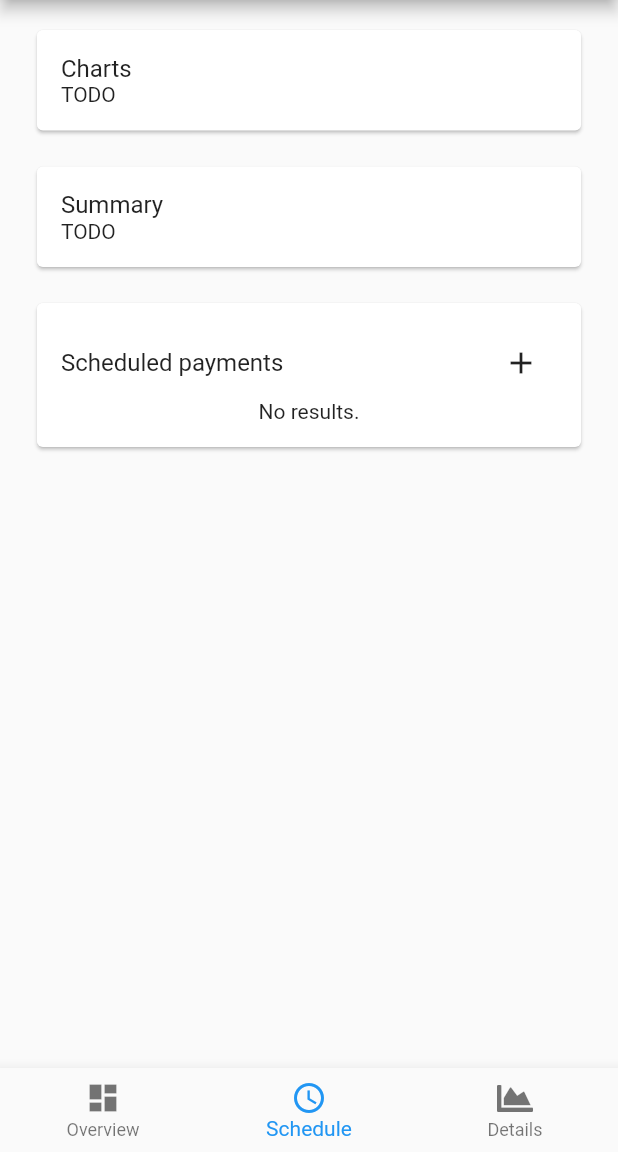
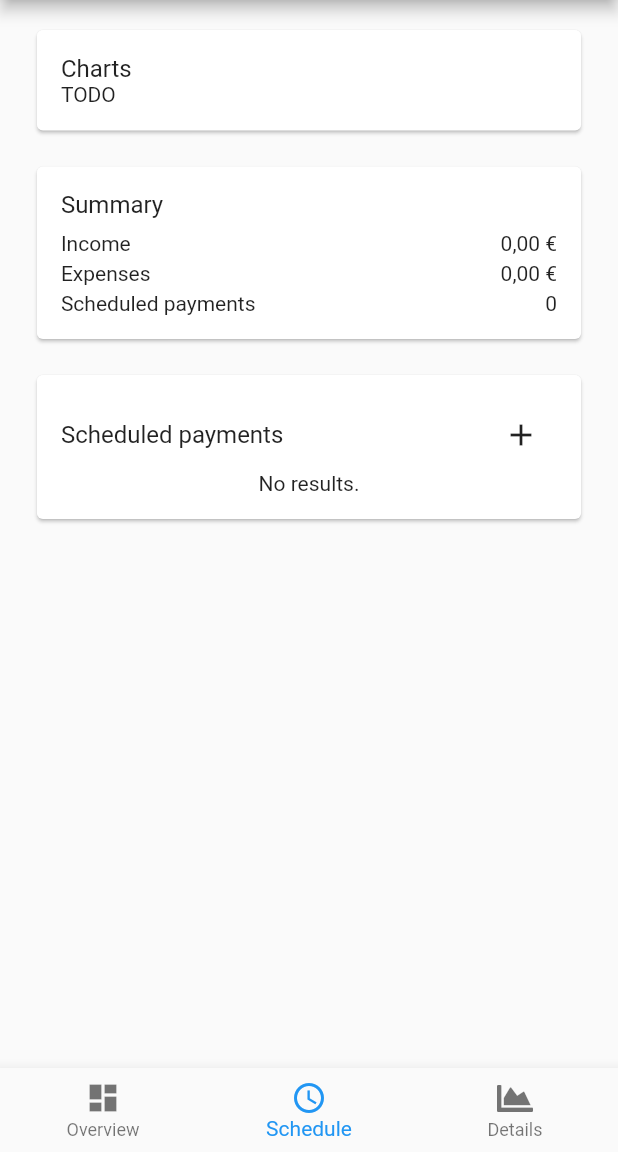
Before and after one commit to niels-hb/consilium, a Flutter app: the screen it shows once a user with an empty profile is signed in, item 2 of the bottom bar chosen, on a phone screen of 412 x 824 dp, the part 84-1236 px from its top. Run offline on Flutter 3.47's test engine with Material 2 defaults, Android fonts, the phone set to English and light mode, and no system bars; our stand-ins replace cloud_firestore, firebase_auth, firebase_core, flutter_typeahead, font_awesome_flutter, jiffy; missing offline and left inert: enum_to_string, firebase_auth_platform_interface; accounts and stored records are empty; generated files the repository leaves out were written again.

Commit message:
Added SummaryCard to ScheduleTab

```diff
--- a/lib/l10n/app_de.arb
+++ b/lib/l10n/app_de.arb
@@ -61,5 +61,7 @@
     "addSchedule": "Wiederkehrende Zahlung hinzufügen",
     "editSchedule": "Wiederkehrende Zahlung bearbeiten",
     "confirmDeleteSchedule": "Wiederkehrende Zahlung löschen?",
-    "numberNotGreaterThanZero": "Zahl muss größer als 0 sein."
+    "numberNotGreaterThanZero": "Zahl muss größer als 0 sein.",
+    "income": "Einkommen",
+    "expenses": "Ausgaben"
 }
--- a/lib/l10n/app_en.arb
+++ b/lib/l10n/app_en.arb
@@ -94,5 +94,7 @@
     "addSchedule": "Add scheduled payment",
     "editSchedule": "Edit scheduled payment",
     "confirmDeleteSchedule": "Delete scheduled payment?",
-    "numberNotGreaterThanZero": "Number has to be greater than 0."
+    "numberNotGreaterThanZero": "Number has to be greater than 0.",
+    "income": "Income",
+    "expenses": "Expenses"
 }
--- a/lib/pages/home/tabs/schedule.dart
+++ b/lib/pages/home/tabs/schedule.dart
@@ -3,11 +3,53 @@ import 'package:firebase_auth/firebase_auth.dart';
 import 'package:flutter/material.dart';
 import 'package:flutter_gen/gen_l10n/app_localizations.dart';
 
+import '../../../models/category.dart';
 import '../../../models/schedule_model.dart';
+import '../../../models/schedule_type.dart';
 import '../../../services/firebase_service.dart';
 import '../../../util/custom_theme.dart';
 import '../../../widgets/add_schedule_dialog.dart';
 import '../../../widgets/schedule_list_tile.dart';
+
+Map<Category, double> getAmountPerCategory(
+  List<QueryDocumentSnapshot<ScheduleModel>> data,
+) {
+  final Map<Category, double> categories = <Category, double>{};
+
+  data
+      .where(
+        (QueryDocumentSnapshot<ScheduleModel> snapshot) =>
+            snapshot.data().type == ScheduleType.outgoing,
+      )
+      .map((QueryDocumentSnapshot<ScheduleModel> snaphot) => snaphot.data())
+      .forEach((ScheduleModel schedule) {
+    categories.update(
+      schedule.category,
+      (double value) => value += schedule.monthlyAmount,
+      ifAbsent: () => schedule.monthlyAmount,
+    );
+  });
+
+  return categories;
+}
+
+Map<ScheduleType, double> getAmountPerType(
+  List<QueryDocumentSnapshot<ScheduleModel>> data,
+) {
+  final Map<ScheduleType, double> types = <ScheduleType, double>{};
+
+  data
+      .map((QueryDocumentSnapshot<ScheduleModel> snaphot) => snaphot.data())
+      .forEach((ScheduleModel schedule) {
+    types.update(
+      schedule.type,
+      (double value) => value += schedule.monthlyAmount,
+      ifAbsent: () => schedule.monthlyAmount,
+    );
+  });
+
+  return types;
+}
 
 class ScheduleTab extends StatelessWidget {
   ScheduleTab({Key? key}) : super(key: key);
@@ -119,7 +161,8 @@ class _SummaryCard extends StatelessWidget {
               crossAxisAlignment: CrossAxisAlignment.start,
               children: <Widget>[
                 _buildHeader(context),
-                _buildSummary(),
+                const SizedBox(height: 8.0),
+                _buildSummary(context),
               ],
             ),
           ),
@@ -135,8 +178,46 @@ class _SummaryCard extends StatelessWidget {
     );
   }
 
-  Widget _buildSummary() {
-    return const Text('TODO');
+  Widget _buildSummary(BuildContext context) {
+    final Map<ScheduleType, double> types = getAmountPerType(data);
+
+    return Row(
+      mainAxisAlignment: MainAxisAlignment.spaceBetween,
+      children: <Widget>[
+        Column(
+          crossAxisAlignment: CrossAxisAlignment.start,
+          children: <Widget>[
+            Text(AppLocalizations.of(context)!.income),
+            const SizedBox(height: 4.0),
+            Text(AppLocalizations.of(context)!.expenses),
+            const SizedBox(height: 4.0),
+            Text(AppLocalizations.of(context)!.scheduledPayments),
+          ],
+        ),
+        Column(
+          crossAxisAlignment: CrossAxisAlignment.end,
+          children: <Widget>[
+            Text(
+              getDefaultNumberFormat().format(
+                types.containsKey(ScheduleType.incoming)
+                    ? types[ScheduleType.incoming]
+                    : 0,
+              ),
+            ),
+            const SizedBox(height: 4.0),
+            Text(
+              getDefaultNumberFormat().format(
+                types.containsKey(ScheduleType.outgoing)
+                    ? types[ScheduleType.outgoing]
+                    : 0,
+              ),
+            ),
+            const SizedBox(height: 4.0),
+            Text(data.length.toString()),
+          ],
+        ),
+      ],
+    );
   }
 }
 
```
